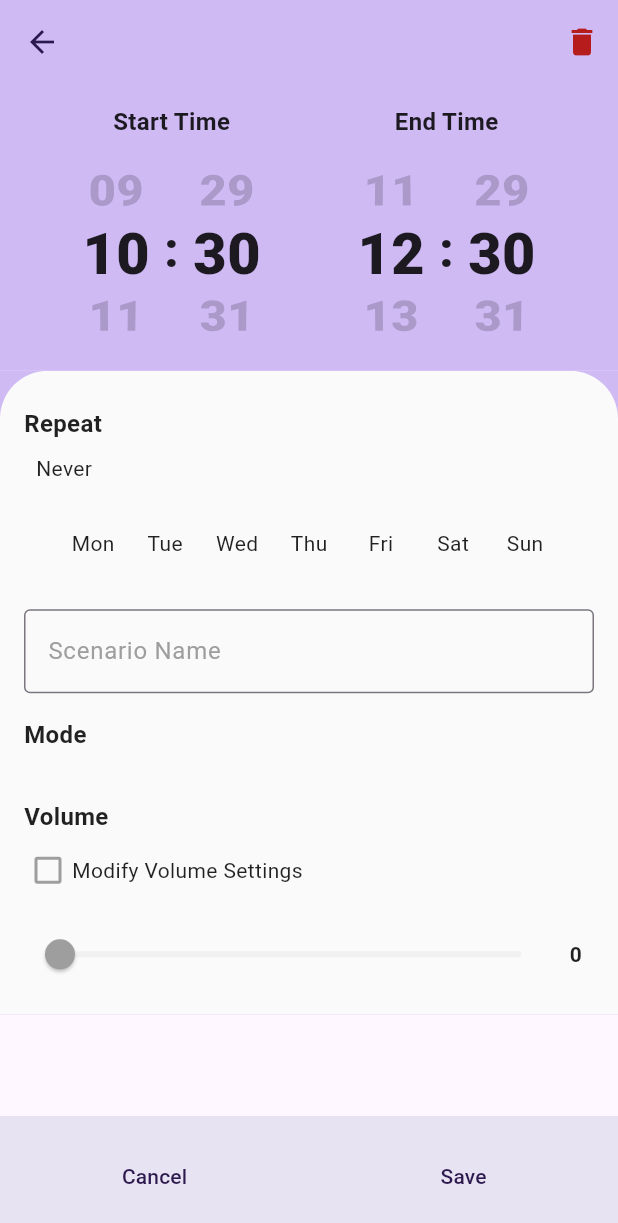
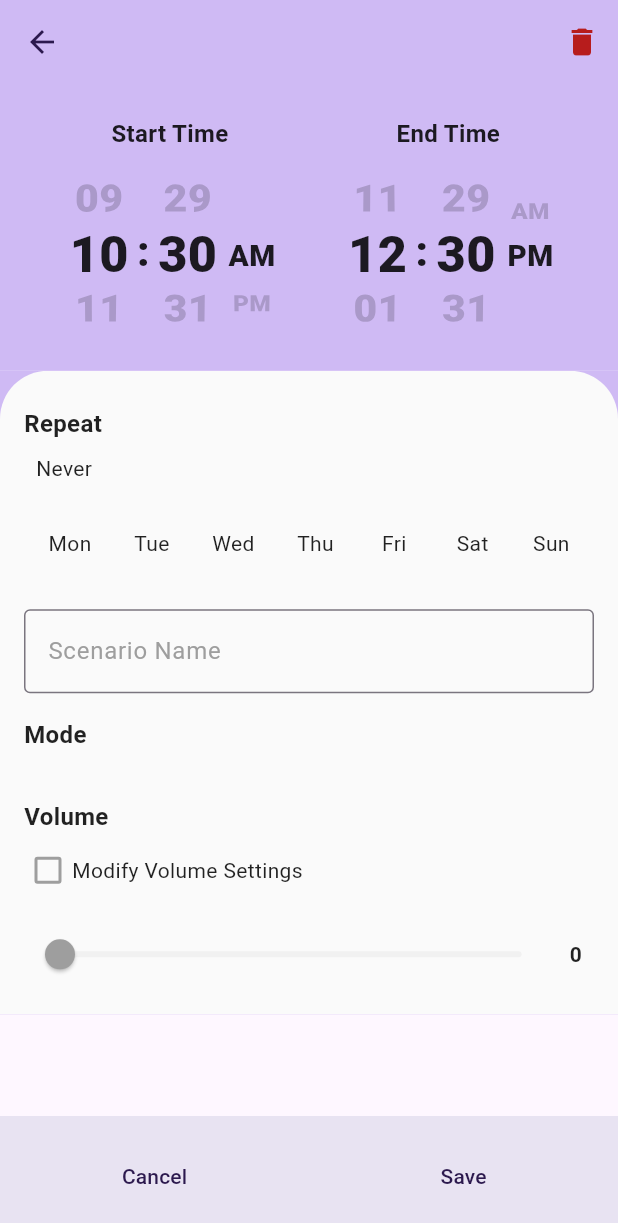
Before and after one commit to samanjhutty/Volume-Control, a Flutter app: the AddScenario screen opened by its route, on a phone screen of 412 x 824 dp. Shown: the top 1223 px of the screen. Run offline on Flutter 3.47's test engine with Material 3 defaults, Android fonts, the phone set to English and light mode, and no system bars; our stand-ins replace flutter_local_notifications, fluttertoast, get, hive_flutter, permission_handler, responsive_framework; missing offline and left inert: android_alarm_manager_plus, flutter_volume_controller, sound_mode; accounts and stored records are empty.

Commit message:
ops: changes

```diff
--- a/lib/main.dart
+++ b/lib/main.dart
@@ -1,6 +1,5 @@
 import 'package:android_alarm_manager_plus/android_alarm_manager_plus.dart';
 import 'package:flutter/material.dart';
-import 'package:flutter/services.dart';
 import 'package:get/get.dart';
 import 'package:hive_flutter/hive_flutter.dart';
 import 'package:responsive_framework/responsive_framework.dart';
@@ -25,9 +24,9 @@ Future initServices() async {
     await Get.putAsync(() => AuthServices().init());
     await AndroidAlarmManager.initialize();
     await NotificationServices.init();
-    SystemChrome.setPreferredOrientations([DeviceOrientation.portraitUp]);
+    // SystemChrome.setPreferredOrientations([DeviceOrientation.portraitUp]);
   } catch (e) {
-    logPrint('init services: $e');
+    logPrint('init error: $e');
   }
 }
 
--- a/lib/services/extension_methods.dart
+++ b/lib/services/extension_methods.dart
@@ -45,7 +45,7 @@ extension MyDateTime on DateTime {
 
 extension MyTimeOfDay on TimeOfDay {
   /// returns TimeOfDay to String in 24hr format.
-  String get formatTime24H => _formatTime24H(this);
+  String get format24H => _formatTime24H(this);
   DateTime get toDateTime => _toDateTime(this);
 
   String _formatTime24H(TimeOfDay time) {
@@ -62,7 +62,7 @@ extension MyTimeOfDay on TimeOfDay {
 }
 
 extension MyString on String {
-  /// converts TimeOfDay string to DateTime object
+  /// converts string to TimeOfDay object
   TimeOfDay get toTimeOfDay => _timeofDayFromString(this);
   DateTime get toDateTime => _toDateTime(this);
 
--- a/lib/view/add_scenario.dart
+++ b/lib/view/add_scenario.dart
@@ -1,7 +1,9 @@
 import 'package:flutter/material.dart';
 import 'package:get/get.dart';
 import 'package:sound_mode/utils/ringer_mode_statuses.dart';
+import 'package:volume_control/model/models/scenario_model.dart';
 import 'package:volume_control/model/util/color_resources.dart';
+import 'package:volume_control/services/auth_services.dart';
 import 'package:volume_control/view/widgets/my_checkbox.dart';
 import 'package:volume_control/view/widgets/time_picker.dart';
 import 'package:volume_control/view_model/controllers/add_scenario_controller.dart';
@@ -19,6 +21,7 @@ class AddScenario extends GetView<AddScenarioController> {
     Size size = MediaQuery.sizeOf(context);
     var device = MediaQuery.orientationOf(context);
     var db = Get.find<DBcontroller>();
+    var services = Get.find<AuthServices>();
 
     return Scaffold(
       body: CustomScrollView(
@@ -65,6 +68,7 @@ class AddScenario extends GetView<AddScenarioController> {
                           ),
                           const SizedBox(height: Dimens.sizeSmall),
                           MyTimePicker(
+                            use24HrFormat: services.is24hrFormat.value,
                             color: scheme.textColor,
                             initalTime: controller.startTime ??
                                 TimeOfDay.fromDateTime(DateTime.now()),
@@ -86,6 +90,7 @@ class AddScenario extends GetView<AddScenarioController> {
                           ),
                           const SizedBox(height: Dimens.sizeSmall),
                           MyTimePicker(
+                            use24HrFormat: services.is24hrFormat.value,
                             color: scheme.textColor,
                             initalTime: controller.endTime ??
                                 TimeOfDay.fromDateTime(DateTime.now()
@@ -136,41 +141,14 @@ class AddScenario extends GetView<AddScenarioController> {
                                 )),
                           ),
                           const SizedBox(height: Dimens.sizeSmall),
-                          Center(
-                            child: SingleChildScrollView(
-                              scrollDirection: Axis.horizontal,
-                              child: Obx(
-                                () => ToggleButtons(
-                                    fillColor: scheme.primaryContainer,
-                                    selectedColor: scheme.onPrimaryContainer,
-                                    color: scheme.textColor,
-                                    renderBorder: false,
-                                    borderRadius: BorderRadius.circular(
-                                        Dimens.borderRadiusDefault),
-                                    onPressed: (index) {
-                                      controller.daySelected[index] =
-                                          !controller.daySelected[index];
-                                      if (controller.daySelected[index]) {
-                                        controller.dayList[index].selected =
-                                            true;
-                                      } else {
-                                        controller.dayList[index].selected =
-                                            false;
-                                      }
-                                      controller.repeatDays.value =
-                                          controller.daysRepeat();
-                                    },
-                                    isSelected: controller.daySelected,
-                                    children: controller.days),
-                              ),
-                            ),
-                          )
+                          const MyToggleButton()
                         ],
                       ),
                       const SizedBox(height: Dimens.sizeMedium),
                       TextFormField(
                         controller: controller.titleController,
                         cursorColor: scheme.primaryContainer,
+                        style: TextStyle(color: scheme.textColor),
                         decoration: InputDecoration(
                             floatingLabelStyle:
                                 TextStyle(color: scheme.onPrimaryContainer),
@@ -320,3 +298,52 @@ class AddScenario extends GetView<AddScenarioController> {
     );
   }
 }
+
+class MyToggleButton extends StatefulWidget {
+  const MyToggleButton({super.key});
+
+  @override
+  State<MyToggleButton> createState() => _MyToggleButtonState();
+}
+
+class _MyToggleButtonState extends State<MyToggleButton> {
+  var controller = Get.find<AddScenarioController>();
+
+  bool isSelected(ScenarioDay element) {
+    int index = controller.dayList.indexWhere((e) => e.day == element.day);
+
+    return controller.dayList[index].selected;
+  }
+
+  @override
+  Widget build(BuildContext context) {
+    var scheme = ThemeServices.of(context);
+
+    return Row(
+        mainAxisAlignment: MainAxisAlignment.spaceEvenly,
+        children: controller.dayList
+            .map((element) => IconButton(
+                style: IconButton.styleFrom(
+                    backgroundColor:
+                        isSelected(element) ? scheme.primaryContainer : null,
+                    shape: const CircleBorder(),
+                    padding: const EdgeInsets.all(Dimens.sizeSmall + 4),
+                    splashFactory: NoSplash.splashFactory),
+                onPressed: () {
+                  controller.dayList
+                      .firstWhere((e) => e.day == element.day)
+                      .selected = !isSelected(element);
+                  setState(() {});
+
+                  controller.repeatDays.value = controller.daysRepeat();
+                },
+                icon: Text(
+                  element.day,
+                  style: TextStyle(
+                      color: isSelected(element)
+                          ? scheme.onPrimaryContainer
+                          : scheme.textColor),
+                )))
+            .toList());
+  }
+}
--- a/lib/view/settings.dart
+++ b/lib/view/settings.dart
@@ -90,6 +90,9 @@ class _SelectThemeState extends State<SelectTheme> {
                             value: e,
                             onChanged: (value) {
                               ThemeServices.of(context).changeTheme(value);
+                              Future.delayed(const Duration(milliseconds: 500))
+                                  // ignore: use_build_context_synchronously
+                                  .then((value) => Navigator.pop(context));
                             },
                           ))
                       .toList()));
--- a/lib/view/widgets/time_picker.dart
+++ b/lib/view/widgets/time_picker.dart
@@ -11,6 +11,7 @@ class MyTimePicker extends StatefulWidget {
   final Color? color;
   final double? unselectedItemOpacity;
   final TimeOfDay initalTime;
+  final bool use24HrFormat;
   final Function(TimeOfDay time) onChanged;
 
   const MyTimePicker({
@@ -22,6 +23,7 @@ class MyTimePicker extends StatefulWidget {
     this.extentFactor,
     this.heightFactor,
     this.visibleChildren,
+    required this.use24HrFormat,
     required this.initalTime,
     required this.onChanged,
     this.height,
@@ -37,11 +39,12 @@ class MyTimePicker extends StatefulWidget {
 class _MyTimePickerState extends State<MyTimePicker> {
   FixedExtentScrollController hourController = FixedExtentScrollController();
   FixedExtentScrollController minController = FixedExtentScrollController();
+  FixedExtentScrollController formatController = FixedExtentScrollController();
   late int itemExtent;
   late int visibleChildren;
   late double unselecOpacity;
   late TextStyle textStyle;
-  double fontSize = Dimens.fontSuperLarge;
+  double fontSize = Dimens.fontSuperLarge - 4;
 
   @override
   void initState() {
@@ -59,7 +62,7 @@ class _MyTimePickerState extends State<MyTimePicker> {
 
     // calclaions based on values provided
     _itemExtent = itemExtent * (textStyle.fontSize ?? fontSize) * _extentFactor;
-    _itemWidth = (textStyle.fontSize ?? fontSize) * 2;
+    _itemWidth = (textStyle.fontSize ?? fontSize) * 1.8;
     _widgetHeight = itemExtent *
         (textStyle.fontSize ?? fontSize) *
         visibleChildren *
@@ -82,6 +85,9 @@ class _MyTimePickerState extends State<MyTimePicker> {
 
     minController.animateToItem(widget.initalTime.minute,
         duration: duration, curve: Curves.easeOut);
+
+    formatController.animateToItem(widget.initalTime.period.index,
+        duration: duration, curve: Curves.easeOut);
   }
 
   @override
@@ -95,13 +101,15 @@ class _MyTimePickerState extends State<MyTimePicker> {
             width: _itemWidth,
             child: ListWheelScrollView.useDelegate(
               itemExtent: _itemExtent,
+              controller: hourController,
               magnification: 1.2,
-              controller: hourController,
               physics: const FixedExtentScrollPhysics(),
               overAndUnderCenterOpacity: unselecOpacity,
               childDelegate: ListWheelChildLoopingListDelegate(
                   children: List.generate(24, (index) {
-                return Text(_format(index), style: textStyle);
+                int hour =
+                    !widget.use24HrFormat && index > 12 ? index - 12 : index;
+                return Text(_format(hour), style: textStyle);
               })),
               onSelectedItemChanged: (value) {
                 widget.onChanged(TimeOfDay(
@@ -130,6 +138,25 @@ class _MyTimePickerState extends State<MyTimePicker> {
               },
             ),
           ),
+          if (!widget.use24HrFormat)
+            Container(
+              margin: const EdgeInsets.only(top: Dimens.sizeDefault),
+              width: _itemWidth * 0.7,
+              child: ListWheelScrollView(
+                  controller: formatController,
+                  itemExtent: _itemExtent / 1.2,
+                  magnification: 1.2,
+                  physics: const FixedExtentScrollPhysics(),
+                  overAndUnderCenterOpacity: unselecOpacity,
+                  children: [
+                    Text('AM',
+                        style: textStyle.copyWith(
+                            fontSize: (textStyle.fontSize ?? fontSize) / 1.7)),
+                    Text('PM',
+                        style: textStyle.copyWith(
+                            fontSize: (textStyle.fontSize ?? fontSize) / 1.7)),
+                  ]),
+            )
         ],
       ),
     );
--- a/lib/view_model/controllers/add_scenario_controller.dart
+++ b/lib/view_model/controllers/add_scenario_controller.dart
@@ -17,15 +17,13 @@ class AddScenarioController extends GetxController {
   TextEditingController titleController = TextEditingController();
   TimeOfDay? startTime;
   TimeOfDay? endTime;
-  RxList<bool> daySelected = <bool>[].obs;
-  RxList<Widget> days = <Widget>[].obs;
   RxList<String> repeatDays = <String>[].obs;
   RxString volumeMode = ''.obs;
   RxDouble volume = RxDouble(0);
   int? updateList;
   RxBool changeVolume = false.obs;
 
-  RxList<ScenarioDay> dayList = List.generate(
+  List<ScenarioDay> dayList = List.generate(
       StringRes.dayList.length,
       (index) => ScenarioDay(
             day: StringRes.dayList[index],
@@ -34,8 +32,6 @@ class AddScenarioController extends GetxController {
 
   @override
   void onInit() {
-    days.value = List.generate(7, (index) => Text(dayList[index].day));
-    daySelected.value = daysIsSelected();
     if (Get.arguments != null) {
       updateList = Get.arguments;
       _onEdit(updateList!);
@@ -80,7 +76,6 @@ class AddScenarioController extends GetxController {
       int index = listOfDays().indexWhere((element) => element == rep);
       dayList.elementAt(index).selected = true;
     }
-    daySelected.value = daysIsSelected();
   }
 
   /// Returns a DateTime picker Widget.
@@ -102,7 +97,7 @@ class AddScenarioController extends GetxController {
     Get.back();
 
     db.saveList(db.scenarioList);
-    await AndroidAlarmManager.cancel(updateList! + 1);
+    await AndroidAlarmManager.cancel(updateList!);
   }
 
   /// Returns the days where selected is true.
@@ -114,23 +109,12 @@ class AddScenarioController extends GetxController {
     return list;
   }
 
-  /// Returns the selected type of each day to List.
-  List<bool> daysIsSelected() {
-    List<bool> list = [];
-    for (var day in dayList) {
-      list.add(day.selected);
-    }
-    logPrint('list day isSelected $list');
-    return list;
-  }
-
   /// Returns the selected value of each day to List.
   List<String> listOfDays() {
     List<String> list = [];
     for (var day in dayList) {
       list.add(day.day);
     }
-    logPrint('list day: $list');
     return list;
   }
 
@@ -152,8 +136,8 @@ class AddScenarioController extends GetxController {
     int tag = updateList ?? db.scenarioList.length;
     ScenarioModel data = ScenarioModel(
         title: titleController.text.isEmpty ? null : titleController.text,
-        startTime: startTime!.formatTime24H,
-        endTime: endTime!.formatTime24H,
+        startTime: startTime!.format24H,
+        endTime: endTime!.format24H,
         repeat: repeatDays,
         changeVol: changeVolume.value,
         volumeMode: volumeMode.value,
@@ -176,7 +160,7 @@ class AddScenarioController extends GetxController {
     /// schedule task
     if (repeatDays.isNotEmpty) {
       createScenario(
-        tag: tag + 1,
+        tag: tag,
         startTime: startTime!.toDateTime,
         endTime: endTime!.toDateTime,
       );
```
Also changed, not shown: lib/view/scenario_list.dart (+69 -30 lines), lib/view_model/controllers/dbcontroller.dart (+4 -4 lines), 2 other files.
